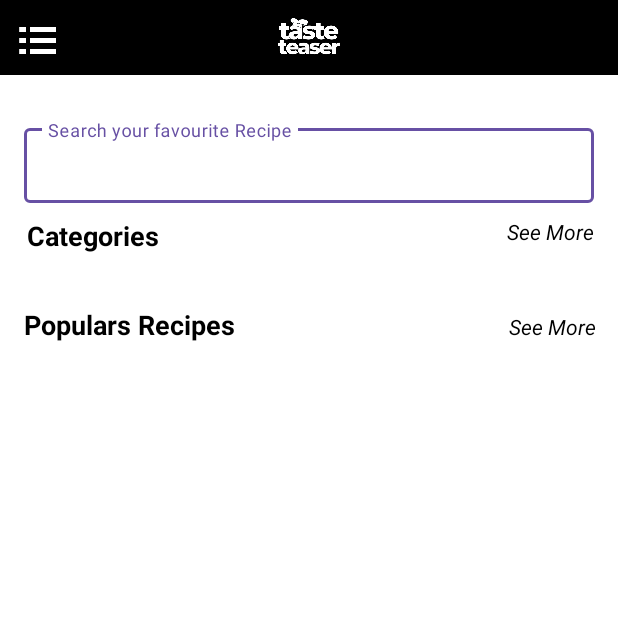
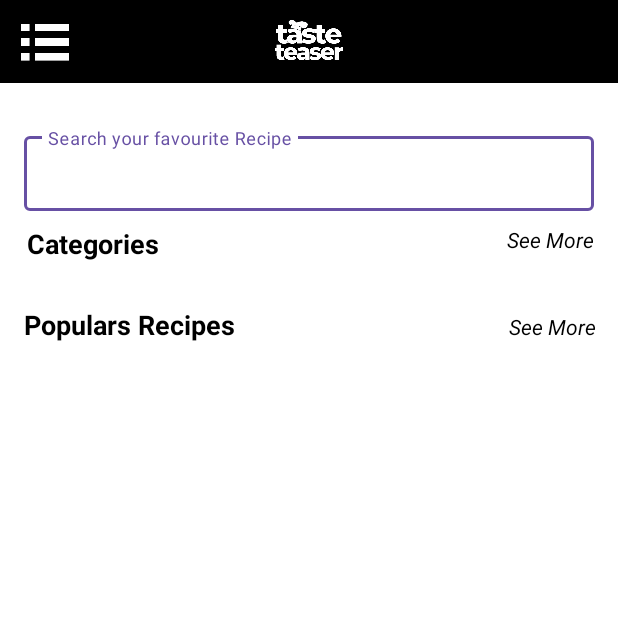
Before and after one commit to ieamil/Recipe-App, an Android app: the screen it shows after launch (HomeActivity), on a phone screen of 412 x 824 dp, the top half of it. Run offline under Robolectric (Android 15) with nearby library versions, the phone set to English and light mode, and no system bars; our stand-ins replace sdp/ssp sizes; Roboto replaces fonts that are not available here.

Commit message:
Linking navigation barrower to home page

```diff
--- a/app/src/main/java/com/example/tasteteaser/HomeActivity.java
+++ b/app/src/main/java/com/example/tasteteaser/HomeActivity.java
@@ -2,24 +2,90 @@ package com.example.tasteteaser;
 
 import android.content.Intent;
 import android.os.Bundle;
+import android.view.MenuItem;
+import android.view.View;
+import android.widget.ImageView;
 
-import androidx.annotation.Nullable;
+import androidx.annotation.NonNull;
 import androidx.appcompat.app.AppCompatActivity;
+import androidx.core.view.GravityCompat;
+import androidx.drawerlayout.widget.DrawerLayout;
+
+import com.google.android.material.navigation.NavigationView;
+
 public class HomeActivity extends AppCompatActivity {
+
+    private DrawerLayout drawerLayout;
+    private ImageView menuIcon;
+    private NavigationView navigationView;
+
     @Override
-    protected void onCreate(@Nullable Bundle savedInstanceState) {
+    protected void onCreate(Bundle savedInstanceState) {
         super.onCreate(savedInstanceState);
-        setContentView(R.layout.activity_home); // Eğer bir layout kullanacaksanız, bu kısmı layout adınıza göre düzenleyin.
+        setContentView(R.layout.activity_home);
+
+        // DrawerLayout, menuIcon ve NavigationView'u tanımla
+        drawerLayout = findViewById(R.id.drawerLayout);
+        menuIcon = findViewById(R.id.menuIcon);
+        navigationView = findViewById(R.id.navigationView);
+
+        // menuIcon'a tıklanma olayını dinle
+        menuIcon.setOnClickListener(new View.OnClickListener() {
+            @Override
+            public void onClick(View v) {
+                // Drawer'ı aç/kapat
+                if (drawerLayout.isDrawerOpen(GravityCompat.START)) {
+                    drawerLayout.closeDrawer(GravityCompat.START);
+                } else {
+                    drawerLayout.openDrawer(GravityCompat.START);
+                }
+            }
+        });
+
+        // NavigationView içindeki menu öğelerine tıklama olayını dinle
+        navigationView.setNavigationItemSelectedListener(new NavigationView.OnNavigationItemSelectedListener() {
+            @Override
+            public boolean onNavigationItemSelected(@NonNull MenuItem item) {
+                // Tıklanan öğenin id'sini kontrol et
+                int id = item.getItemId();
+
+                if (id == R.id.nav_home) {
+                    // "Home" öğesine tıklanırsa HomeActivity'e geçiş yap
+                    goToHomeActivity();
+                    return true;
+                } else if (id == R.id.nav_logout) {
+                    // "Logout" öğesine tıklanırsa çıkış yap ve giriş ekranına dön
+                    performLogout();
+                    return true;
+                }
+
+                // Diğer öğeler için gerekli işlemleri buraya ekleyebilirsiniz
+
+                return false;
+            }
+        });
+
+        // Diğer gerekli başlangıç işlemleri...
     }
 
-    @Override
-    public void onBackPressed() {
-        // Bu metod geri tuşuna basıldığında çağrılır.
-        // Buraya kullanıcıyı bir önceki sayfaya yönlendirmek için gerekli kodu ekleyin.
-        Intent intent = new Intent(this, MainActivity.class);
+    // HomeActivity'e geçiş yapacak metot
+    private void goToHomeActivity() {
+        // HomeActivity'ye geçiş yap
+        Intent intent = new Intent(HomeActivity.this, HomeActivity.class);
         startActivity(intent);
-        finish(); // Bu satır eklenmiştir.
-        super.onBackPressed(); // Bu satır da eklenmiştir.
+        // İsterseniz bu satırı ekleyerek HomeActivity'nin üzerindeki diğer tüm aktiviteleri kapatabilirsiniz
+        // finishAffinity();
     }
 
+    // Logout işlemini gerçekleştiren metot
+    private void performLogout() {
+        // Burada logout işlemlerini gerçekleştirin (örneğin, oturumu kapat, verileri temizle vs.)
+
+        // LoginActivity'ye dön
+        Intent intent = new Intent(HomeActivity.this, Login.class);
+        startActivity(intent);
+        finish(); // HomeActivity'yi kapat
+    }
+
+    // Diğer metotlar ve işlemler...
 }
--- a/app/src/main/res/layout/activity_home.xml
+++ b/app/src/main/res/layout/activity_home.xml
@@ -1,16 +1,22 @@
 <?xml version="1.0" encoding="utf-8"?>
-<androidx.constraintlayout.widget.ConstraintLayout xmlns:app="http://schemas.android.com/apk/res-auto"
+<androidx.drawerlayout.widget.DrawerLayout
+    xmlns:android="http://schemas.android.com/apk/res/android"
+    xmlns:app="http://schemas.android.com/apk/res-auto"
     xmlns:tools="http://schemas.android.com/tools"
-    xmlns:android="http://schemas.android.com/apk/res/android"
+    android:id="@+id/drawerLayout"
     android:layout_width="match_parent"
     android:layout_height="match_parent"
     android:background="@color/white"
     tools:context=".HomeActivity">
 
+    <androidx.constraintlayout.widget.ConstraintLayout
+        android:layout_width="match_parent"
+        android:layout_height="match_parent">
+
         <RelativeLayout
             android:id="@+id/rectangleContainer"
             android:layout_width="0dp"
-        android:layout_height="50dp"
+            android:layout_height="55dp"
             android:background="@color/black"
             app:layout_constraintEnd_toEndOf="parent"
             app:layout_constraintStart_toStartOf="parent"
@@ -18,13 +24,17 @@
 
             <ImageView
                 android:id="@+id/menuIcon"
-            android:layout_width="30dp"
-            android:layout_height="30dp"
+                android:layout_width="40dp"
+                android:layout_height="40dp"
                 android:layout_marginLeft="10dp"
-            android:layout_marginTop="12dp"
+                android:layout_marginTop="8dp"
                 android:src="@drawable/ic_menu_white"
                 app:layout_constraintStart_toStartOf="parent"
-            app:layout_constraintTop_toTopOf="parent" />
+                app:layout_constraintTop_toTopOf="parent"
+                android:clickable="true"
+                android:focusable="true"
+                android:contentDescription="Open the menu"
+                />
 
 
             <ImageView
@@ -140,5 +150,14 @@
             app:layout_constraintHorizontal_bias="0.925"
             app:layout_constraintStart_toEndOf="@+id/tv_populars"
             app:layout_constraintTop_toTopOf="@+id/tv_populars" />
+    </androidx.constraintlayout.widget.ConstraintLayout>
 
-</androidx.constraintlayout.widget.ConstraintLayout>
+    <com.google.android.material.navigation.NavigationView
+        android:id="@+id/navigationView"
+        android:layout_gravity="start"
+        android:layout_width="wrap_content"
+        android:layout_height="match_parent"
+        app:headerLayout="@layout/nav_header"
+        app:menu="@menu/header_menu"/>
+
+</androidx.drawerlayout.widget.DrawerLayout>
```
Also changed, not shown: app/src/main/AndroidManifest.xml (+1 -6 lines). Lines whose indentation alone changed are shown as unchanged.
